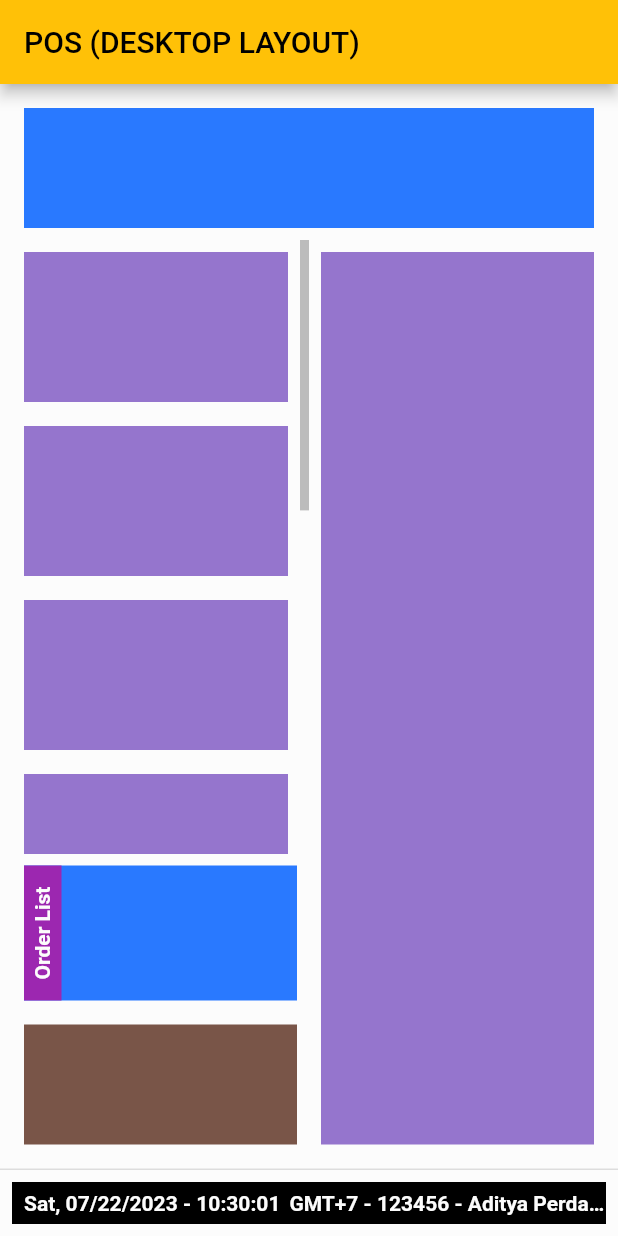
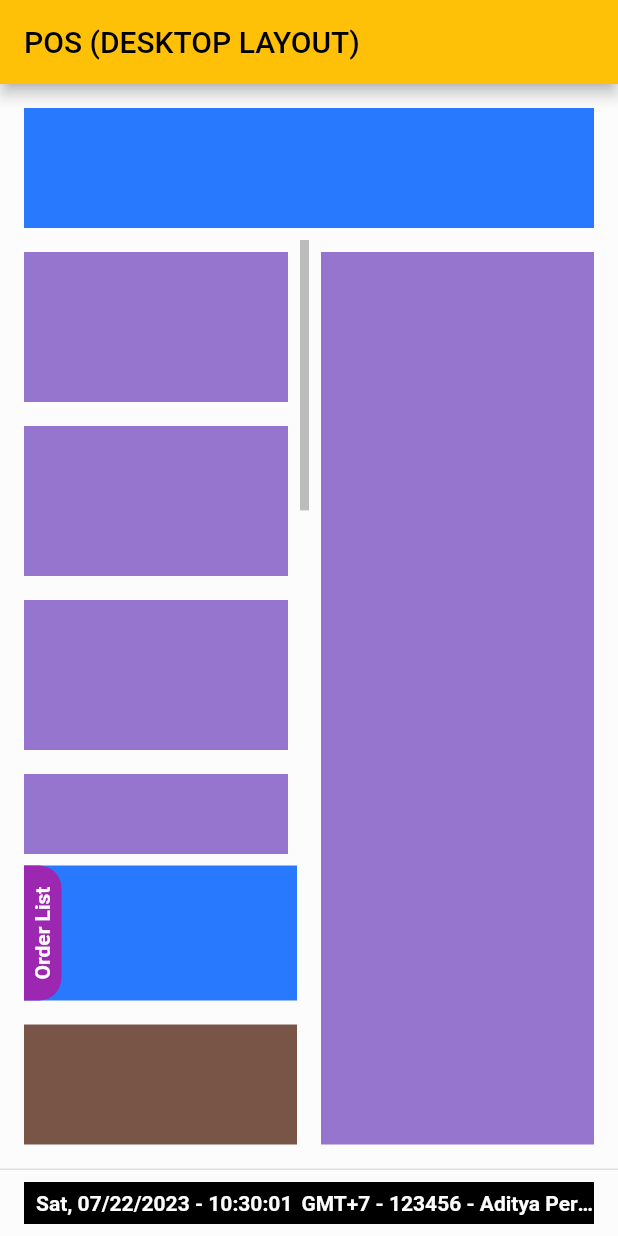
Before and after one commit to opsquid/demo_slicing_flutter, a Flutter app: the MyDesktopBody screen opened directly, on a phone screen of 412 x 824 dp. Run offline on Flutter 3.47's test engine with Material 2 defaults, Android fonts, the phone set to English and light mode, and no system bars.

Commit message:
Update Layout

```diff
--- a/lib/constants/dimensions/radius/radius_constants.dart
+++ b/lib/constants/dimensions/radius/radius_constants.dart
@@ -1,7 +1,7 @@
 class RadiusConst {
   static const double micro = 4;
   static const double tiny = 6;
-  static const double small = 10;
+  static const double small = 15;
   static const double medium = 20;
   static const double large = 30;
   static const double big = 60;
--- a/lib/custom_widgets/custom_text.dart
+++ b/lib/custom_widgets/custom_text.dart
@@ -1,21 +1,21 @@
 import 'package:flutter/material.dart';
 
 class CustomText extends StatelessWidget {
-  final String text;
-  final double fontSize;
-  final Color color;
-  const CustomText({
-    Key? key,
-    required this.text,
-    required this.fontSize,
-    required this.color,
-  }) : super(key: key);
+  final String _text;
+  final double _fontSize;
+  final Color _color;
+
+  const CustomText({Key? key, required String text, required double fontSize, required Color color})
+      : _text = text,
+        _fontSize = fontSize,
+        _color = color,
+        super(key: key);
 
   @override
   Widget build(BuildContext context) {
     return Text(
-      text,
-      style: TextStyle(fontSize: fontSize, color: color, fontWeight: FontWeight.bold),
+      _text,
+      style: TextStyle(fontSize: _fontSize, color: _color, fontWeight: FontWeight.bold),
       overflow: TextOverflow.ellipsis,
     );
   }
--- a/lib/responsive/desktop_body.dart
+++ b/lib/responsive/desktop_body.dart
@@ -29,32 +29,15 @@ class _MyDesktopBodyState extends State<MyDesktopBody> {
       appBar: AppBar(
         title: const Text(StringConstants.desktopTitle),
       ),
-      body: Padding(
-        padding: const EdgeInsets.all(8.0),
+      body: const Padding(
+        padding: EdgeInsets.all(8.0),
         child: Column(
           mainAxisSize: MainAxisSize.min,
           children: [
             // Top Row Header
-            Row(
-              children: [
-                Expanded(
-                  child: Column(
-                    children: [
-                      Padding(
-                        padding: const EdgeInsets.all(8.0),
-                        child: Container(
-                          color: Colors.blueAccent[400],
-                          height: SizeConstants.topRowHeader,
-                        ),
-                      )
-                    ],
-                  ),
-                ),
-              ],
-            ),
-
+            TopRowHeaderContainer(),
             // Contents
-            const Expanded(
+            Expanded(
               child: Row(
                 children: [
                   // First Column
@@ -67,30 +50,10 @@ class _MyDesktopBodyState extends State<MyDesktopBody> {
           ],
         ),
       ),
+
+      // Footer Row
       persistentFooterButtons: [
-        Container(
-          color: ColorConstants.black,
-          height: SizeConstants.huge,
-          child: Row(
-            mainAxisAlignment: MainAxisAlignment.start,
-            children: [
-              const SizedBox(width: SpacingConst.small),
-              CustomText(
-                text: _timeString,
-                fontSize: SizeConstants.tiny,
-                color: ColorConstants.white,
-              ),
-              const SizedBox(width: SpacingConst.tiny),
-              const Flexible(
-                child: CustomText(
-                  text: StringConstants.footer,
-                  fontSize: SizeConstants.tiny,
-                  color: ColorConstants.white,
-                ),
-              ),
-            ],
-          ),
-        ),
+        FooterContainer(timeString: _timeString),
       ],
     );
   }
@@ -108,10 +71,35 @@ class _MyDesktopBodyState extends State<MyDesktopBody> {
   }
 }
 
-class FirstColumnContainer extends StatelessWidget {
-  const FirstColumnContainer({
+class TopRowHeaderContainer extends StatelessWidget {
+  const TopRowHeaderContainer({
     Key? key,
   }) : super(key: key);
+
+  @override
+  Widget build(BuildContext context) {
+    return Row(
+      children: [
+        Expanded(
+          child: Column(
+            children: [
+              Padding(
+                padding: const EdgeInsets.all(8.0),
+                child: Container(
+                  color: Colors.blueAccent[400],
+                  height: SizeConstants.topRowHeader,
+                ),
+              )
+            ],
+          ),
+        ),
+      ],
+    );
+  }
+}
+
+class FirstColumnContainer extends StatelessWidget {
+  const FirstColumnContainer({Key? key}) : super(key: key);
 
   @override
   Widget build(BuildContext context) {
@@ -149,8 +137,14 @@ class FirstColumnContainer extends StatelessWidget {
             child: Row(children: [
               Container(
                 width: 25,
-                color: Colors.purple,
                 height: double.maxFinite,
+                decoration: const BoxDecoration(
+                  color: Colors.purple,
+                  borderRadius: BorderRadius.only(
+                    topRight: Radius.circular(RadiusConst.small),
+                    bottomRight: Radius.circular(RadiusConst.small),
+                  ),
+                ),
                 child: const Center(
                   child: RotatedBox(
                     quarterTurns: -1,
@@ -177,9 +171,7 @@ class FirstColumnContainer extends StatelessWidget {
 }
 
 class SecondColumnContainer extends StatelessWidget {
-  const SecondColumnContainer({
-    Key? key,
-  }) : super(key: key);
+  const SecondColumnContainer({Key? key}) : super(key: key);
 
   @override
   Widget build(BuildContext context) {
@@ -195,3 +187,39 @@ class SecondColumnContainer extends StatelessWidget {
     );
   }
 }
+
+class FooterContainer extends StatelessWidget {
+  const FooterContainer({Key? key, required String timeString})
+      : _timeString = timeString,
+        super(key: key);
+
+  final String _timeString;
+
+  @override
+  Widget build(BuildContext context) {
+    return Container(
+      color: ColorConstants.black,
+      height: SizeConstants.huge,
+      margin: const EdgeInsets.symmetric(horizontal: SpacingConst.small),
+      child: Row(
+        mainAxisAlignment: MainAxisAlignment.start,
+        children: [
+          const SizedBox(width: SpacingConst.small),
+          CustomText(
+            text: _timeString,
+            fontSize: SizeConstants.tiny,
+            color: ColorConstants.white,
+          ),
+          const SizedBox(width: SpacingConst.tiny),
+          const Flexible(
+            child: CustomText(
+              text: StringConstants.footer,
+              fontSize: SizeConstants.tiny,
+              color: ColorConstants.white,
+            ),
+          ),
+        ],
+      ),
+    );
+  }
+}
```
